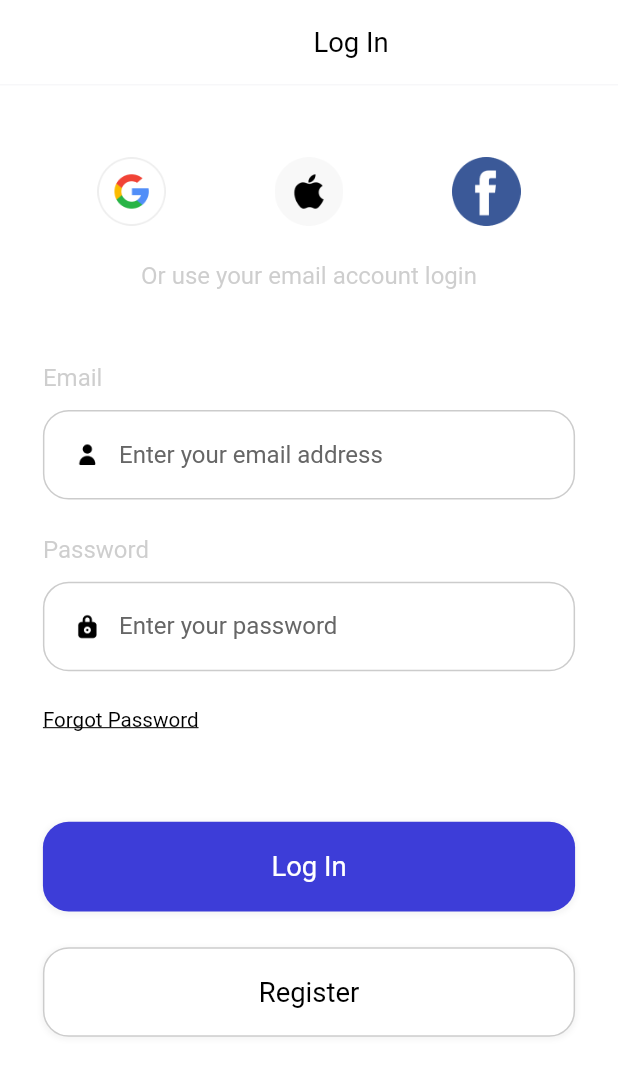
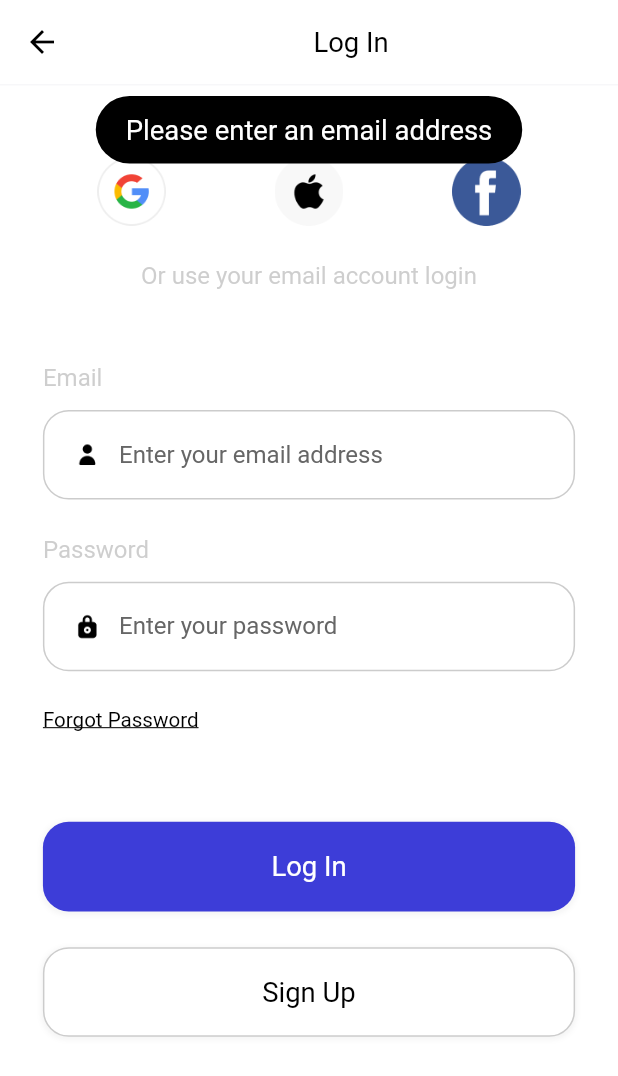
Before and after one commit to SubNato/Ecom_App, a Flutter app: the SignIn screen opened by its route, after a tap on "Log In", on a phone screen of 412 x 824 dp. Shown: the top 1076 px of the screen. Run offline on Flutter 3.47's test engine with Material 2 defaults, Android fonts, the phone set to English and light mode, and no system bars; our stand-ins replace cloud_firestore, dots_indicator, firebase_auth, firebase_core, flutter_bloc, flutter_screenutil and 1 more; accounts and stored records are empty; Roboto replaces fonts that are missing (Avenir).

Commit message:
Ecom_app Flutter/Dart, Third Commit.

```diff
--- /dev/null
+++ b/lib/pages/bloc_providers.dart
@@ -0,0 +1,13 @@
+import 'package:ecom_app/pages/sign_in/bloc/sign_in_blocs.dart';
+import 'package:ecom_app/pages/welcome/bloc/welcome_blocs.dart';
+import 'package:flutter_bloc/flutter_bloc.dart';
+
+import '../app_blocs.dart';
+
+class AppBlocProviders{
+  static get allBlocProviders=> [
+    BlocProvider(lazy: false, create: (context) => WelcomeBloc()),
+    BlocProvider(lazy: false, create: (context) => AppBlocs()), //This is (when set to false) orders this Bloc to be called first. Order ia important!
+    BlocProvider(create: (context) => SignInBloc())
+  ];
+}
--- /dev/null
+++ b/lib/pages/common_widgets.dart
@@ -0,0 +1,201 @@
+import 'package:ecom_app/entities/values/colors.dart';
+import 'package:flutter/material.dart';
+import 'package:flutter_screenutil/flutter_screenutil.dart';
+
+AppBar buildAppBar( String type){
+  return AppBar(
+    bottom: PreferredSize(
+
+      preferredSize: const Size.fromHeight(1.0),
+      child: Container(
+        color: AppColors.primarySecondaryBackground,
+        //height defines the thickness of the line.
+        height: 1.0,
+      ),
+    ),
+    title: Center(
+      child: Text(
+        type,
+        style: TextStyle(
+            color: AppColors.primaryText,
+            fontSize: 16.sp,
+            fontWeight: FontWeight.normal ),
+      ),
+    ),
+  );
+}
+
+// We need context for accessing Bloc.
+Widget buildThirdPartyLogin(BuildContext context){
+  return Container(
+    margin: EdgeInsets.only(top: 40.h, bottom: 20.h,),
+    padding: EdgeInsets.only(left: 25.w, right: 25.w),
+    child:Row(
+      mainAxisAlignment: MainAxisAlignment.spaceAround,
+      children: [
+        _reusableIcons("google"),
+        _reusableIcons("apple"),
+        _reusableIcons("facebook")
+      ],
+    ),
+  );
+}
+
+Widget _reusableIcons(String iconName){         //Underscore lets it be private to its class.
+  return GestureDetector(     //In order to make the buttons clickable.
+    onTap: (){         //What happens after the button is pressed!
+
+    },
+    child: SizedBox(
+      width: 40.w,
+      height: 40.w,
+      child: Image.asset("assets/icons/$iconName.png"),
+    ),
+  );
+}
+
+Widget reusableText(String text){
+  return Container(
+    margin: EdgeInsets.only(bottom: 5.h,),
+    child: Text(
+      text,
+      style: TextStyle(
+          color: Colors.grey.withOpacity(0.5),      //Used to add the level texture to the text.
+          fontWeight: FontWeight.normal,
+          fontSize: 14.sp
+      ),
+    ),
+  );
+}
+
+Widget buildTextField(String hintText, String textType, String iconName,
+    void Function(String value)?  func
+    ){
+  return Container(
+      width: 325.w,
+      height: 50.h,
+      margin: EdgeInsets.only(bottom: 20.h),
+      decoration: BoxDecoration(
+          color: Colors.white,
+          borderRadius: BorderRadius.all(Radius.circular(15.w)),
+          border: Border.all(color: AppColors.primaryFourthElementText)
+      ),
+      child: Row(
+        children: [
+          Container(
+            width: 16.w,
+            margin: EdgeInsets.only(left: 17.w),
+            height: 16.w,
+            child: Image.asset("assets/icons/$iconName.png"),
+          ),
+          SizedBox(
+            width: 270.w,
+            height: 50.h,
+            child: TextField(
+              onChanged: (value)=>func!(value),          //To add a value to the function NAMED 'func' that is not null (!)
+              keyboardType: TextInputType.multiline,
+              decoration: InputDecoration(
+                hintText:hintText ,
+                border: const OutlineInputBorder(
+                    borderSide: BorderSide(          //To fix/edit the borders to let it look great!
+                        color: Colors.transparent
+                    )
+                ),
+                enabledBorder: const OutlineInputBorder(
+                    borderSide: BorderSide(
+                        color: Colors.transparent
+                    )
+                ),
+                disabledBorder: const OutlineInputBorder(
+                    borderSide: BorderSide(
+                        color: Colors.transparent
+                    )
+                ),
+                focusedBorder: const OutlineInputBorder(
+                    borderSide: BorderSide(
+                        color: Colors.transparent
+                    )
+                ),
+                hintStyle: const TextStyle(
+                    color: AppColors.primarySecondaryElementText
+                ),
+
+              ),
+              style: TextStyle(
+                  color: AppColors.primaryText  ,
+                  fontFamily: "Avenir",
+                  fontWeight: FontWeight.normal,
+                  fontSize: 14.sp
+              ),
+              autocorrect: false,
+              obscureText: textType == "password"?true:false,
+            ),
+          )
+        ],
+      )
+  );
+}
+
+Widget forgotPassword(){
+  return Container(
+    margin: EdgeInsets.only(left: 25.w),
+    width: 260.w,
+    height: 44.h,
+    child: GestureDetector(
+      onTap: (){
+
+      },
+      child: Text(
+        "Forgot Password",
+        style: TextStyle(
+            color: AppColors.primaryText,
+            decoration: TextDecoration.underline,
+            decorationColor: AppColors.primaryText,
+            fontSize: 12.sp
+        ),
+      ),
+    ),
+  );
+}
+
+Widget buildLoginAndRegButton(String buttonName, String buttonType, void Function()? func){
+  return GestureDetector(
+    onTap: func,
+    child: Container(
+      width: 325.w,
+      height: 50.h,
+      margin: EdgeInsets.only(left: 25.w, right: 25.w, top: buttonType == "Login"?40.h:20.h),
+      decoration: BoxDecoration(
+          color: buttonType=="login"?
+          AppColors.primaryElement:
+          AppColors.primaryBackground,
+          borderRadius: BorderRadius.circular(15.w),
+          border: Border.all(
+            //Check for registration button border color
+              color:buttonType=="login"?
+              Colors.transparent:
+              AppColors.primaryFourthElementText
+          ),
+          boxShadow: [
+            BoxShadow(
+                spreadRadius: 1,
+                blurRadius: 2,
+                offset: Offset(0, 1),
+                color: Colors.grey.withOpacity(0.1)
+
+            )
+          ]
+      ),
+      child: Center(child: Text(
+        buttonName,
+        style: TextStyle(
+            fontSize: 16.sp,
+            fontWeight: FontWeight.normal,
+            color: buttonType=="login"?
+            AppColors.primaryBackground:
+            AppColors.primaryText
+        ),
+      )),
+    ),
+  );
+}
--- /dev/null
+++ b/lib/pages/register/bloc/register_events.dart
@@ -0,0 +1,20 @@
+abstract class RegisterEvent {
+  const RegisterEvent();
+}
+
+class UserNameEvent extends RegisterEvent{
+  final String userName;
+  const UserNameEvent(this.userName);
+}
+class EmailEvent extends RegisterEvent{
+  final String email;
+  const EmailEvent(this.email);
+}
+class PasswordEvent extends RegisterEvent{
+  final String password;
+  const PasswordEvent(this.password);
+}
+class RePasswordEvent extends RegisterEvent{
+  final String rePassword;
+  const RePasswordEvent(this.rePassword);
+}
--- a/lib/pages/sign_in/bloc/sign_in_blocs.dart
+++ b/lib/pages/sign_in/bloc/sign_in_blocs.dart
@@ -10,12 +10,12 @@
   }
 
   void _emailEvent(EmailEvent event, Emitter<SignInState>emit){
-    print("My email is ${event.email}");
+    //print("My email is ${event.email}");
     emit(state.copyWith(email: event.email));
   }
 
   void _passwordEvent(PasswordEvent event, Emitter<SignInState>emit){
-    print("My Password is ${event.password}");          //So as you would type in either fields (email or password) an event would get triggered. (kind of like a stack, adding one letter at a time.)
+    //print("My Password is ${event.password}");          //So as you would type in either fields (email or password) an event would get triggered. (kind of like a stack, adding one letter at a time.)
     emit(state.copyWith(password: event.password));
   }
 }
--- a/lib/pages/sign_in/bloc/signin_states.dart
+++ b/lib/pages/sign_in/bloc/signin_states.dart
@@ -4,10 +4,13 @@
 
   const SignInState({this.email = "", this.password = ""});
 
-  SignInState copyWith({String? email, String? password}){        // The '?' sign makes it optional. So it means option value.
+  SignInState copyWith({    //Optional named parameter. Makes it assigned to any value(the value called, and not both)
+    String? email,
+    String? password,
+  })  {        // The '?' sign makes it optional. So it means option value.
     return SignInState(
-      email: email??this.email,       //This means IF it is NOT '?' empty use whatever is there, IF it IS empty '?'
-      password: password??this.password          //use the other value previously stated in the const method above.
+      email: email ?? this.email,       //This means IF it is NOT '?' empty use whatever is there, IF it IS empty '?'
+      password: password ?? this.password,          //use the other value previously stated in the const method above.
     );
   }
 
--- a/lib/pages/sign_in/sign_in.dart
+++ b/lib/pages/sign_in/sign_in.dart
@@ -1,6 +1,8 @@
 import 'package:ecom_app/pages/sign_in/bloc/sign_in_blocs.dart';
 import 'package:ecom_app/pages/sign_in/bloc/signin_states.dart';
-import 'package:ecom_app/pages/sign_in/widgets/sign_in_widget.dart';
+import 'package:ecom_app/pages/sign_in/sign_in_controller.dart';
+//import 'package:ecom_app/pages/sign_in/widgets/sign_in_widget.dart';
+import '../common_widgets.dart';
 import 'package:flutter/material.dart';
 import 'package:flutter_bloc/flutter_bloc.dart';
 import 'package:flutter_screenutil/flutter_screenutil.dart';
@@ -17,53 +19,62 @@
 class _SignInState extends State<SignIn> {
   @override
   Widget build(BuildContext context) {
-    return BlocBuilder<SignInBloc, SignInState>(
-        builder: (context, state){
+    return BlocBuilder<SignInBloc, SignInState>(builder: (context, state) {
       return Container(
         color: Colors.white,
         child: SafeArea(
           child: Scaffold(
             backgroundColor: Colors.white,
-                appBar: buildAppBar(),
+            appBar: buildAppBar("Log In"),
             body: SingleChildScrollView(
               child: Column(
                 crossAxisAlignment: CrossAxisAlignment.start,
                 children: [
                   buildThirdPartyLogin(context),
-                      Center(child: reusableText("Or use your email account login")),
+                  Center(
+                      child: reusableText("Or use your email account login")),
                   Container(
                     margin: EdgeInsets.only(top: 36.h),
                     padding: EdgeInsets.only(left: 25.w, right: 25.w),
-                        child: Column(                                        //To get the words on the screen! In and above the text box.
+                    child: Column(
+                      //To get the words on the screen! In and above the text box.
                       crossAxisAlignment: CrossAxisAlignment.start,
                       children: [
                         reusableText("Email"),
-                            SizedBox(height: 5.h,),
-                            buildTextField("Enter your email address", "email", "user",
-                              (value){
+                        SizedBox(
+                          height: 5.h,
+                        ),
+                        buildTextField(
+                            "Enter your email address", "email", "user",
+                            (value) {
                           context.read<SignInBloc>().add(EmailEvent(value));
-                            }
+                        }),
+                        reusableText("Password"),
+                        SizedBox(
+                          height: 5.h,
                         ),
-                            reusableText("Password"),
-                            SizedBox(height: 5.h,),
-                            buildTextField("Enter your password", "password", "lock",
-                                    (value){
-                                  context.read<SignInBloc>().add(PasswordEvent(value));         //The states get saved
-                                }
-                            )
+                        buildTextField(
+                            "Enter your password", "password", "lock", (value) {
+                          context
+                              .read<SignInBloc>()
+                              .add(PasswordEvent(value)); //The states get saved
+                        })
                       ],
                     ),
                   ),
                   forgotPassword(),
-                      buildLoginAndRegButton("Log In", "login"),
-                      buildLoginAndRegButton("Register", "register"),
+                  buildLoginAndRegButton("Log In", "login", () {
+                    SignInController(context:context).handleSignIn("email");
+                  }),
+                  buildLoginAndRegButton("Sign Up", "register", () {
+                    Navigator.of(context).pushNamed("register");
+                  }),
                 ],
               ),
             ),
           ),
         ),
       );
-        }
-    );
+    });
   }
 }
--- a/lib/pages/sign_in/sign_in_controller.dart
+++ b/lib/pages/sign_in/sign_in_controller.dart
@@ -1,3 +1,4 @@
+import 'package:ecom_app/widgets/flutter_toast.dart';
 import 'package:firebase_auth/firebase_auth.dart';
 import 'package:flutter/cupertino.dart';
 import 'package:flutter_bloc/flutter_bloc.dart';
@@ -16,31 +17,58 @@
         final state = context.read<SignInBloc>().state; //To use the bloc "(context.read<>())" that accesses the UI.
         String emailAddress = state.email; //Calling the state above allows access to everything in that class. Which is needed!
         String password = state.password;
-        if (emailAddress.isEmpty) {}
-        if (password.isEmpty) {}
+        if (emailAddress.isEmpty) {
+
+          toastInfo(msg: "Please enter an email address");
+          return;
+        }
+        if (password.isEmpty) {
+
+          toastInfo(msg: "Please enter a password");
+          return;
+        }
         //flutter pub add firebase_auth was used to authenticate the values given. Used in the terminal
         //TO CHECK IF THE USER EXISTS IN THE FIREBASE.
 
         try {
           //Network issues should be in a try catch clause, just in case something goes wrong it does not crash your system!
           final credential = await FirebaseAuth.instance        //Singleton class ("._" ), means that you can't create a new one. So this class just uses a getter.
-              .signInWithEmailAndPassword(
+              .signInWithEmailAndPassword(  //Hover over the method to see what type of EXCEPTION it could throw with the FireBaseAuthException in a try/catch block!
                   email: emailAddress, password: password);
           if(credential.user==null){
 
+            toastInfo(msg: "User does not exist");
+            return;
           }
-          if(credential.user!.emailVerified){
+          if(!credential.user!.emailVerified){
 
+            toastInfo(msg: "Please verify your email address");
+            return;
           }
 
           var user = credential.user;
           if(user!=null){
+            print("User Exists");
+
             //we got verified user from firebase
           }else{
+            toastInfo(msg: "Currently User does not exist");
+            return;
             //Error getting user form firebase.
           }
 
-        } catch (e) {}
+        } on FirebaseAuthException catch (e) {
+          if (e.code == 'user-not-found') {
+            print("No user found for that email");
+            toastInfo(msg: "No user found for that email .");
+          } else if (e.code == 'wrong-password') {
+            print("Wrong password provided");
+            toastInfo(msg: "Wrong password provided for that user.");
+          }else if (e.code == 'invalid-email'){
+            print("Invalid email detected");
+            toastInfo(msg: "Invalid email detected");
+          }
+        }
       }
     } catch (e) {}
   }
--- a/lib/pages/sign_in/widgets/sign_in_widget.dart
+++ b/lib/pages/sign_in/widgets/sign_in_widget.dart
@@ -158,11 +158,9 @@
   );
 }
 
-Widget buildLoginAndRegButton(String buttonName, String buttonType){
+Widget buildLoginAndRegButton(String buttonName, String buttonType, void Function()? func){
   return GestureDetector(
-    onTap: (){
-
-    },
+    onTap: func,
     child: Container(
       width: 325.w,
       height: 50.h,
--- /dev/null
+++ b/lib/widgets/flutter_toast.dart
@@ -0,0 +1,18 @@
+import 'package:flutter/material.dart';
+import 'package:flutter_screenutil/flutter_screenutil.dart';
+import 'package:fluttertoast/fluttertoast.dart';
+
+toastInfo({
+  required String msg,
+Color backgroundColor = Colors.black,
+Color textColor = Colors.white
+})   {
+  return Fluttertoast.showToast(
+      msg: msg,
+      toastLength: Toast.LENGTH_SHORT,
+      gravity: ToastGravity.TOP,
+      timeInSecForIosWeb: 2,
+      backgroundColor: backgroundColor,
+      textColor: textColor,
+      fontSize: 16.sp );
+}
--- a/pubspec.yaml
+++ b/pubspec.yaml
@@ -41,6 +41,8 @@
   intl:
   cloud_firestore:
   firebase_auth: ^4.9.0
+  fluttertoast: ^8.2.2
+
 
 dev_dependencies:
   flutter_test:
```
Also changed, not shown: lib/main.dart (+24 -35 lines), lib/pages/register/bloc/register_blocs.dart (added, +25 -0 lines), lib/pages/register/bloc/register_states.dart (added, +33 -0 lines), lib/pages/register/register.dart (added, +81 -0 lines), lib/pages/register/register_controller.dart (added), pubspec.lock, 4 other files. Lines whose indentation alone changed are shown as unchanged.
